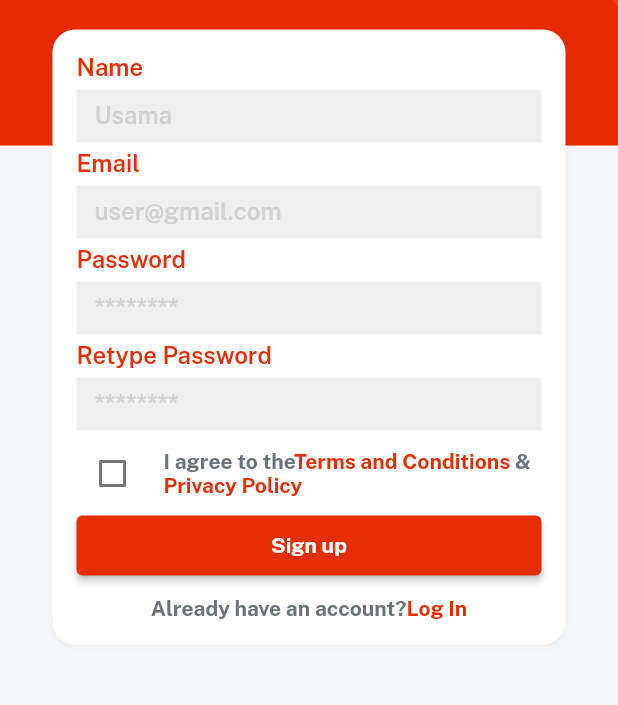
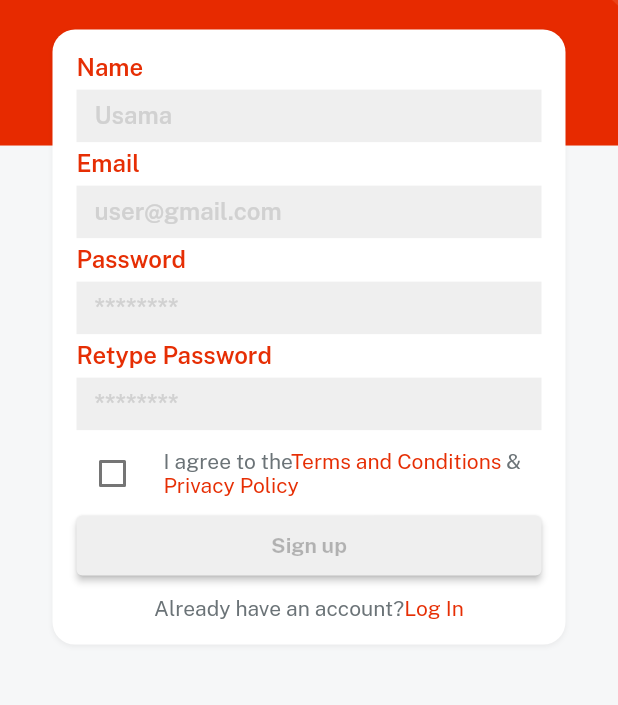
Before and after one commit to Ashu2607/eMart-Flutter, a Flutter app: the screen it shows after launch, after a tap on "Sign up", on a phone screen of 412 x 824 dp, the part 286-991 px from its top. Run offline on Flutter 3.47's test engine with Material 2 defaults, Android fonts, the phone set to English and light mode, and no system bars; our stand-ins replace get, velocity_x.

Commit message:
code changes in auth view

```diff
--- a/lib/auth_screen_view/login_screen.dart
+++ b/lib/auth_screen_view/login_screen.dart
@@ -50,7 +50,7 @@ class LoginScreen extends StatelessWidget {
                     textColor: redColor,
                     onPressed: () {
                       Get.to(
-                        const SignupScreen(),
+                        () => const SignupScreen(),
                       );
                     },
                   ).box.width(context.screenWidth - 50).make(),
--- a/lib/auth_screen_view/signup_screen.dart
+++ b/lib/auth_screen_view/signup_screen.dart
@@ -5,8 +5,15 @@ import 'package:emart/common_widgets/custom_text_field.dart';
 import 'package:emart/consts/consts.dart';
 import 'package:get/get.dart';
 
-class SignupScreen extends StatelessWidget {
+class SignupScreen extends StatefulWidget {
   const SignupScreen({super.key});
+
+  @override
+  State<SignupScreen> createState() => _SignupScreenState();
+}
+
+class _SignupScreenState extends State<SignupScreen> {
+  bool isCheck = false;
 
   @override
   Widget build(BuildContext context) {
@@ -30,9 +37,14 @@ class SignupScreen extends StatelessWidget {
                   Row(
                     children: [
                       Checkbox(
-                        value: false,
-                        checkColor: redColor,
-                        onChanged: (newValue) {},
+                        value: isCheck,
+                        checkColor: whiteColor,
+                        activeColor: redColor,
+                        onChanged: (newValue) {
+                          setState(() {
+                            isCheck = newValue!;
+                          });
+                        },
                       ),
                       10.widthBox,
                       Expanded(
@@ -42,28 +54,30 @@ class SignupScreen extends StatelessWidget {
                               TextSpan(
                                 text: agree,
                                 style: TextStyle(
-                                  fontFamily: bold,
+                                  fontFamily: regular,
                                   color: fontGrey,
                                 ),
                               ),
                               TextSpan(
                                 text: termsAndCondition,
                                 style: TextStyle(
-                                  fontFamily: bold,
+                                  fontFamily: regular,
                                   color: redColor,
                                 ),
                               ),
                               TextSpan(
                                 text: ' & ',
                                 style: TextStyle(
-                                  fontFamily: bold,
+                                  fontFamily: regular,
                                   color: fontGrey,
                                 ),
                               ),
                               TextSpan(
                                 text: privacyPolicy,
                                 style: TextStyle(
-                                    fontFamily: bold, color: redColor),
+                                  fontFamily: regular,
+                                  color: redColor,
+                                ),
                               ),
                             ],
                           ),
@@ -72,34 +86,21 @@ class SignupScreen extends StatelessWidget {
                     ],
                   ),
                   customButton(
-                    color: redColor,
+                    color: isCheck ? redColor : lightGrey,
                     title: signup,
-                    textColor: whiteColor,
+                    textColor: isCheck ? whiteColor : Colors.black26,
                     onPressed: () {},
                   ).box.width(context.screenWidth - 50).make(),
                   10.heightBox,
-                  RichText(
-                    text: const TextSpan(
-                      children: [
-                        TextSpan(
-                          text: alreadyHaveAccount,
-                          style: TextStyle(
-                            fontFamily: bold,
-                            color: fontGrey,
-                          ),
-                        ),
-                        TextSpan(
-                          text: login,
-                          style: TextStyle(
-                            fontFamily: bold,
-                            color: redColor,
-                          ),
-                        ),
-                      ],
-                    ),
-                  ).onTap(() {
-                    Get.back();
-                  }),
+                  Row(
+                    mainAxisAlignment: MainAxisAlignment.center,
+                    children: [
+                      alreadyHaveAccount.text.color(fontGrey).make(),
+                      login.text.color(redColor).make().onTap(() {
+                        Get.back();
+                      })
+                    ],
+                  ),
                 ],
               )
                   .box
```
